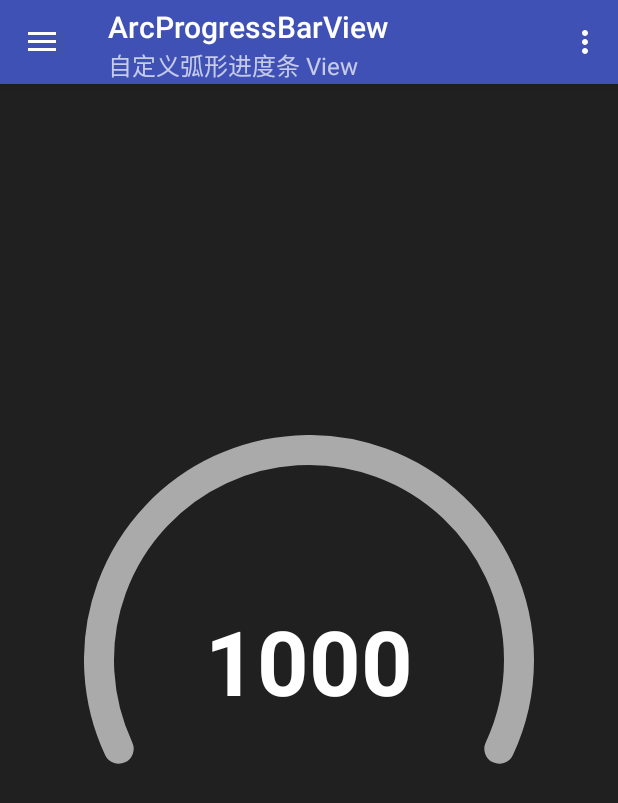
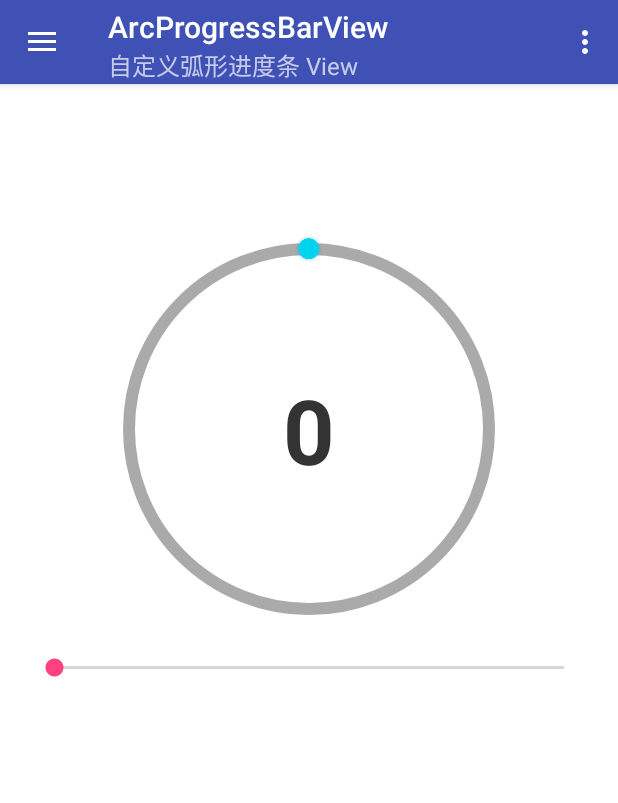
Before and after one commit to supercoeus/AndroidWidget, an Android app: the screen it shows after launch (MainActivity), after a tap on "ArcProgressBarView", on a phone screen of 412 x 824 dp. Shown: the top 803 px of the screen. Run offline under Robolectric (Android 15) with nearby library versions, the light colour scheme and no system bars; 1 statement that could not run was skipped.

Commit message:
Added thumb for arc progress

```diff
--- a/app/build.gradle
+++ b/app/build.gradle
@@ -6,8 +6,8 @@ android {
         applicationId "com.github.airsaid.androidwidget"
         minSdkVersion 17
         targetSdkVersion 26
-        versionCode 9
-        versionName "0.0.9"
+        versionCode 1
+        versionName "1.0.0"
         testInstrumentationRunner "android.support.test.runner.AndroidJUnitRunner"
     }
 
@@ -42,6 +42,7 @@ dependencies {
     testImplementation 'junit:junit:4.12'
     implementation 'com.android.support.constraint:constraint-layout:1.1.0'
     implementation 'com.android.support:appcompat-v7:26.1.0'
+    implementation 'com.android.support:support-v4:26.1.0'
     implementation 'com.android.support:design:26.1.0'
     implementation 'com.github.airsaid:calendarview:1.0.3'
 }
--- a/app/src/main/java/com/github/airsaid/androidwidget/ui/ArcProgressBarViewFragment.java
+++ b/app/src/main/java/com/github/airsaid/androidwidget/ui/ArcProgressBarViewFragment.java
@@ -2,9 +2,11 @@ package com.github.airsaid.androidwidget.ui;
 
 import android.os.Bundle;
 import android.support.annotation.Nullable;
+import android.support.v7.widget.AppCompatSeekBar;
 import android.view.LayoutInflater;
 import android.view.View;
 import android.view.ViewGroup;
+import android.widget.SeekBar;
 import android.widget.TextView;
 import com.github.airsaid.androidwidget.R;
 import com.github.airsaid.androidwidget.widget.ArcProgressBarView;
@@ -30,10 +32,11 @@ public class ArcProgressBarViewFragment extends BaseFragment {
         super.onViewCreated(view, savedInstanceState);
         mRandom = new Random();
         mProgressBar = view.findViewById(R.id.progressBar);
+        AppCompatSeekBar seek = view.findViewById(R.id.seek);
 
         mProgressBar.setOnClickListener(v -> {
             int progress = mRandom.nextInt(mProgressBar.getMax());
-            mProgressBar.setProgress(progress, true);
+            seek.setProgress(progress);
         });
 
         TextView mValue = view.findViewById(R.id.value);
@@ -41,6 +44,23 @@ public class ArcProgressBarViewFragment extends BaseFragment {
         mProgressBar.setOnProgressBarChangeListener((progressBar, progress) ->
                 mValue.setText(String.valueOf(progress)));
 
+        seek.setOnSeekBarChangeListener(new SeekBar.OnSeekBarChangeListener() {
+            @Override
+            public void onProgressChanged(SeekBar seekBar, int progress, boolean fromUser) {
+                mProgressBar.setProgress(progress, true);
+            }
+
+            @Override
+            public void onStartTrackingTouch(SeekBar seekBar) {
+
+            }
+
+            @Override
+            public void onStopTrackingTouch(SeekBar seekBar) {
+
+            }
+        });
+
     }
 
 }
--- a/app/src/main/java/com/github/airsaid/androidwidget/widget/ArcProgressBarView.java
+++ b/app/src/main/java/com/github/airsaid/androidwidget/widget/ArcProgressBarView.java
@@ -4,6 +4,7 @@ import android.animation.ObjectAnimator;
 import android.content.Context;
 import android.content.res.TypedArray;
 import android.graphics.*;
+import android.graphics.drawable.Drawable;
 import android.os.Build;
 import android.support.annotation.Nullable;
 import android.support.v4.math.MathUtils;
@@ -80,6 +81,9 @@ public class ArcProgressBarView extends View {
     /** 进度条动画每次是否需要重头开始 */
     private boolean mIsRestartAnimation;
 
+    /** 进度条头部样式 */
+    private Drawable mThumbDrawable;
+
     /** 视觉用的 progress 值，范围在 [0...1] */
     private float mVisualProgress;
 
@@ -103,6 +107,7 @@ public class ArcProgressBarView extends View {
         setProgressEndColor(a.getColor(R.styleable.ArcProgressBarView_apbv_progressEndColor, mProgressColor));
         setBackgroundColor(a.getColor(R.styleable.ArcProgressBarView_apbv_progressBackground, Color.GRAY));
         setRestartAnimation(a.getBoolean(R.styleable.ArcProgressBarView_apbv_isRestartAnimation, false));
+        setThumbDrawable(a.getDrawable(R.styleable.ArcProgressBarView_apbv_thumbDrawable));
         setStartAngle(a.getFloat(R.styleable.ArcProgressBarView_apbv_startAngle, 165f));
         setSweepAngle(a.getFloat(R.styleable.ArcProgressBarView_apbv_sweepAngle, 210f));
         setDuration(a.getInt(R.styleable.ArcProgressBarView_apbv_duration, 300));
@@ -172,14 +177,7 @@ public class ArcProgressBarView extends View {
 
     public synchronized void setProgressWidth(float progressWidth) {
         mProgressWidth = progressWidth;
-        // 更新 Progress 区域
-        int width = getMeasuredWidth();
-        if (width > 0) {
-            float half = mProgressWidth / 2f;
-            float right = getMeasuredWidth() - half;
-            float bottom = getMeasuredHeight() - half;
-            setProgressRectF(half, half, right, bottom);
-        }
+        updateProgressRect();
     }
 
     synchronized void setProgressRectF(float left, float top, float right, float bottom) {
@@ -188,7 +186,9 @@ public class ArcProgressBarView extends View {
 
     synchronized RectF getProgressRectF() {
         if (mProgressRectF == null) {
-            float half = mProgressWidth / 2f;
+            float max = Math.max(mProgressWidth, mThumbDrawable == null ? 0 :
+                    Math.max(mThumbDrawable.getIntrinsicWidth(), mThumbDrawable.getIntrinsicHeight()));
+            float half = max / 2f;
             float right = getMeasuredWidth() - half;
             float bottom = getMeasuredHeight() - half;
             setProgressRectF(half, half, right, bottom);
@@ -222,6 +222,20 @@ public class ArcProgressBarView extends View {
 
     public synchronized int getProgress() {
         return mProgress;
+    }
+
+    public Drawable getThumbDrawable() {
+        return mThumbDrawable;
+    }
+
+    public void setThumbDrawable(Drawable thumbDrawable) {
+        mThumbDrawable = thumbDrawable;
+        if (mThumbDrawable != null) {
+            int intrinsicWidth = mThumbDrawable.getIntrinsicWidth();
+            int intrinsicHeight = mThumbDrawable.getIntrinsicHeight();
+            mThumbDrawable.setBounds(0, 0, intrinsicWidth, intrinsicHeight);
+            updateProgressRect();
+        }
     }
 
     public synchronized int getMin() {
@@ -292,11 +306,24 @@ public class ArcProgressBarView extends View {
         return mOnProgressBarChangeListener;
     }
 
+    private void updateProgressRect() {
+        int width = getMeasuredWidth();
+        if (width <= 0) return;
+
+        float max = Math.max(mProgressWidth, mThumbDrawable == null ? 0 :
+                Math.max(mThumbDrawable.getIntrinsicWidth(), mThumbDrawable.getIntrinsicHeight()));
+        float half = max / 2f;
+        float right = getMeasuredWidth() - half;
+        float bottom = getMeasuredHeight() - half;
+        setProgressRectF(half, half, right, bottom);
+    }
+
     @Override
     protected void onDraw(Canvas canvas) {
         super.onDraw(canvas);
         drawBackground(canvas);
         drawProgress(canvas);
+        drawThumbDrawable(canvas);
     }
 
     void drawBackground(Canvas canvas) {
@@ -315,10 +342,33 @@ public class ArcProgressBarView extends View {
         SweepGradient shader = new SweepGradient(halfWidth, halfHeight,
                 colors, new float[]{0f, mSweepAngle / 360f});// 修改为具体的渐变度数，否则是从 0 到 360 度
         Matrix matrix = new Matrix(); // 使用矩阵对 shader 进行旋转，否则角度默认从 0 度开始
-        matrix.setRotate(mStartAngle - mProgressWidth / 2, halfWidth, halfHeight);
+        matrix.setRotate(mStartAngle - mProgressWidth / 6f, halfWidth, halfHeight);
         shader.setLocalMatrix(matrix);
         mPaint.setShader(shader);
         canvas.drawArc(getProgressRectF(), mStartAngle, mSweepAngle * mVisualProgress, false, mPaint);
     }
 
+    void drawThumbDrawable(Canvas canvas) {
+        if (mThumbDrawable == null) return;
+
+
+        float pw = Math.max(mProgressWidth,
+                Math.max(mThumbDrawable.getIntrinsicWidth(),
+                        mThumbDrawable.getIntrinsicHeight()));
+
+        int centerX = getWidth() / 2;
+        int centerY = getHeight() / 2;
+        float radius = centerX - pw / 2;
+        float angle = mSweepAngle * mVisualProgress;
+        int width = mThumbDrawable.getIntrinsicWidth();
+        int height = mThumbDrawable.getIntrinsicHeight();
+        float dx = (float) (centerX + radius * Math.sin(angle * Math.PI / 180f));
+        float dy = (float) (centerY - radius * Math.cos(angle * Math.PI / 180f));
+
+        canvas.save();
+        canvas.translate(dx - width / 2f, dy - height / 2f);
+        mThumbDrawable.draw(canvas);
+        canvas.restore();
+    }
+
 }
--- a/app/src/main/res/layout/fragment_arcprogressbar_view.xml
+++ b/app/src/main/res/layout/fragment_arcprogressbar_view.xml
@@ -5,23 +5,24 @@
         xmlns:tools="http://schemas.android.com/tools"
         android:layout_width="match_parent"
         android:layout_height="match_parent"
-        android:background="@color/blackBackground">
+        android:background="@color/background">
 
     <com.github.airsaid.androidwidget.widget.ArcProgressBarView
             android:id="@+id/progressBar"
-            android:layout_width="300dp"
-            android:layout_height="300dp"
+            android:layout_width="260dp"
+            android:layout_height="260dp"
+            android:layout_marginTop="100dp"
             app:apbv_progressBackground="@android:color/darker_gray"
             app:apbv_duration="@android:integer/config_longAnimTime"
             app:apbv_progressColor="@color/colorAccent"
             app:apbv_progressEndColor="@color/colorPrimary"
-            app:apbv_isRestartAnimation="true"
-            app:apbv_progressWidth="20dp"
-            app:apbv_startAngle="155"
-            app:apbv_sweepAngle="230"
-            app:apbv_min="1000"
-            app:apbv_max="6000"
-            app:layout_constraintBottom_toBottomOf="parent"
+            app:apbv_isRestartAnimation="false"
+            app:apbv_progressWidth="8dp"
+            app:apbv_startAngle="-90"
+            app:apbv_sweepAngle="360"
+            app:apbv_min="0"
+            app:apbv_max="100"
+            app:apbv_thumbDrawable="@mipmap/ic_thumb_progress"
             app:layout_constraintEnd_toEndOf="parent"
             app:layout_constraintStart_toStartOf="parent"
             app:layout_constraintTop_toTopOf="parent"/>
@@ -30,7 +31,7 @@
             android:id="@+id/value"
             android:layout_width="wrap_content"
             android:layout_height="wrap_content"
-            android:textColor="@color/textWhite"
+            android:textColor="@color/textBlack"
             android:textStyle="bold"
             android:textSize="60sp"
             app:layout_constraintStart_toStartOf="@id/progressBar"
@@ -39,4 +40,18 @@
             app:layout_constraintBottom_toBottomOf="@id/progressBar"
             tools:text="50"/>
 
+    <android.support.v7.widget.AppCompatSeekBar
+            android:id="@+id/seek"
+            android:layout_width="match_parent"
+            android:layout_height="wrap_content"
+            android:min="0"
+            android:max="100"
+            android:layout_marginTop="20dp"
+            android:layout_marginStart="20dp"
+            android:layout_marginEnd="20dp"
+            app:layout_constraintStart_toStartOf="parent"
+            app:layout_constraintEnd_toEndOf="parent"
+            app:layout_constraintTop_toBottomOf="@id/progressBar"
+            tools:targetApi="o"/>
+
 </android.support.constraint.ConstraintLayout>
--- a/app/src/main/res/values/attrs.xml
+++ b/app/src/main/res/values/attrs.xml
@@ -134,6 +134,7 @@
         <attr name="apbv_progressColor" format="color|reference"/>
         <attr name="apbv_progressEndColor" format="color|reference"/>
         <attr name="apbv_progressBackground" format="color|reference"/>
+        <attr name="apbv_thumbDrawable" format="reference"/>
         <attr name="apbv_isRestartAnimation" format="boolean|reference"/>
         <attr name="apbv_startAngle" format="float|reference"/>
         <attr name="apbv_sweepAngle" format="float|reference"/>
```
Also changed, not shown: app/src/main/res/mipmap-xxhdpi/ic_thumb_progress.png (added).
